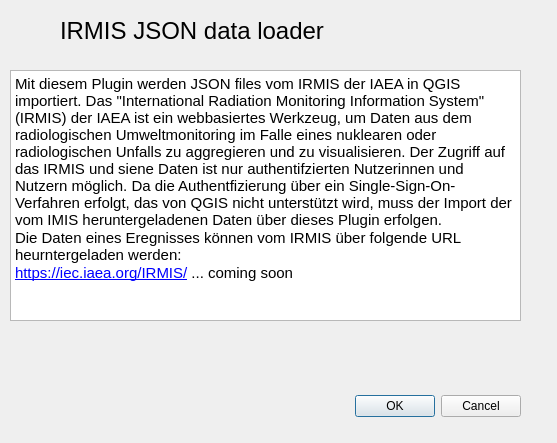
First picture: the form in irmis_json_loader_dialog_base.ui, repository OpenBfS/irmis_json_loader, before the edit.
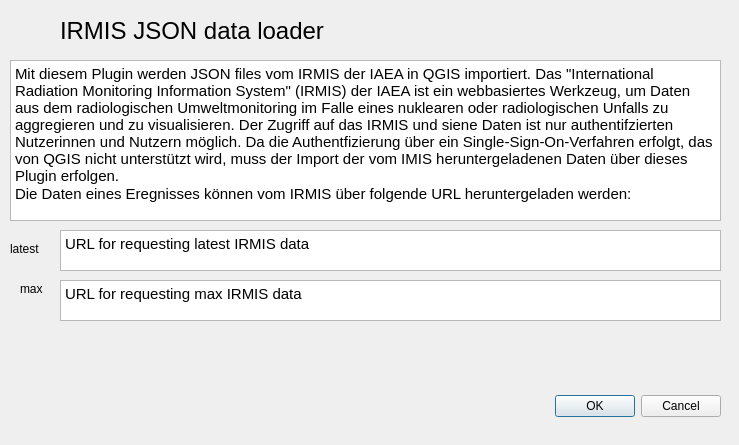
Second picture: the form after the edit. Custom widgets are drawn as their Qt base class.

Patch:
```diff
--- a/irmis_json_loader_dialog_base.ui
+++ b/irmis_json_loader_dialog_base.ui
@@ -6,8 +6,8 @@
    <rect>
     <x>0</x>
     <y>0</y>
-    <width>557</width>
-    <height>443</height>
+    <width>739</width>
+    <height>445</height>
    </rect>
   </property>
   <property name="windowTitle">
@@ -16,7 +16,7 @@
   <widget class="QDialogButtonBox" name="button_box">
    <property name="geometry">
     <rect>
-     <x>180</x>
+     <x>380</x>
      <y>390</y>
      <width>341</width>
      <height>32</height>
@@ -54,9 +54,9 @@
    <property name="geometry">
     <rect>
      <x>10</x>
-     <y>70</y>
-     <width>511</width>
-     <height>251</height>
+     <y>60</y>
+     <width>711</width>
+     <height>161</height>
     </rect>
    </property>
    <property name="html">
@@ -65,8 +65,7 @@
 p, li { white-space: pre-wrap; }
 &lt;/style&gt;&lt;/head&gt;&lt;body style=&quot; font-family:'Ubuntu'; font-size:11pt; font-weight:400; font-style:normal;&quot;&gt;
 &lt;p style=&quot; margin-top:0px; margin-bottom:0px; margin-left:0px; margin-right:0px; -qt-block-indent:0; text-indent:0px;&quot;&gt;Mit diesem Plugin werden JSON files vom IRMIS der IAEA in QGIS importiert. Das &amp;quot;International Radiation Monitoring Information System&amp;quot; (IRMIS) der IAEA ist ein webbasiertes Werkzeug, um Daten aus dem radiologischen Umweltmonitoring im Falle eines nuklearen oder radiologischen Unfalls zu aggregieren und zu visualisieren. Der Zugriff auf das IRMIS und siene Daten ist nur authentifzierten Nutzerinnen und Nutzern möglich. Da die Authentfizierung über ein Single-Sign-On-Verfahren erfolgt, das von QGIS nicht unterstützt wird, muss der Import der vom IMIS heruntergeladenen Daten über dieses Plugin erfolgen.&lt;/p&gt;
-&lt;p style=&quot; margin-top:0px; margin-bottom:0px; margin-left:0px; margin-right:0px; -qt-block-indent:0; text-indent:0px;&quot;&gt;Die Daten eines Eregnisses können vom IRMIS über folgende URL heurntergeladen werden:&lt;/p&gt;
-&lt;p style=&quot; margin-top:0px; margin-bottom:0px; margin-left:0px; margin-right:0px; -qt-block-indent:0; text-indent:0px;&quot;&gt;&lt;a href=&quot;https://iec.iaea.org/IRMIS/&quot;&gt;&lt;span style=&quot; text-decoration: underline; color:#0000ff;&quot;&gt;https://iec.iaea.org/IRMIS/&lt;/span&gt;&lt;/a&gt; ... coming soon&lt;/p&gt;&lt;/body&gt;&lt;/html&gt;</string>
+&lt;p style=&quot; margin-top:0px; margin-bottom:0px; margin-left:0px; margin-right:0px; -qt-block-indent:0; text-indent:0px;&quot;&gt;Die Daten eines Eregnisses können vom IRMIS über folgende URL heruntergeladen werden:&lt;/p&gt;&lt;/body&gt;&lt;/html&gt;</string>
    </property>
    <property name="openExternalLinks">
     <bool>true</bool>
@@ -77,7 +76,7 @@
     <rect>
      <x>10</x>
      <y>340</y>
-     <width>511</width>
+     <width>711</width>
      <height>27</height>
     </rect>
    </property>
@@ -85,6 +84,78 @@
     <bool>true</bool>
    </property>
   </widget>
+  <widget class="QLabel" name="label_2">
+   <property name="geometry">
+    <rect>
+     <x>10</x>
+     <y>240</y>
+     <width>67</width>
+     <height>17</height>
+    </rect>
+   </property>
+   <property name="text">
+    <string>latest</string>
+   </property>
+  </widget>
+  <widget class="QLabel" name="label_3">
+   <property name="geometry">
+    <rect>
+     <x>20</x>
+     <y>280</y>
+     <width>31</width>
+     <height>17</height>
+    </rect>
+   </property>
+   <property name="text">
+    <string>max</string>
+   </property>
+  </widget>
+  <widget class="QTextBrowser" name="textBrowser_latest">
+   <property name="geometry">
+    <rect>
+     <x>60</x>
+     <y>230</y>
+     <width>661</width>
+     <height>41</height>
+    </rect>
+   </property>
+   <property name="html">
+    <string>&lt;!DOCTYPE HTML PUBLIC &quot;-//W3C//DTD HTML 4.0//EN&quot; &quot;http://www.w3.org/TR/REC-html40/strict.dtd&quot;&gt;
+&lt;html&gt;&lt;head&gt;&lt;meta name=&quot;qrichtext&quot; content=&quot;1&quot; /&gt;&lt;style type=&quot;text/css&quot;&gt;
+p, li { white-space: pre-wrap; }
+&lt;/style&gt;&lt;/head&gt;&lt;body style=&quot; font-family:'Ubuntu'; font-size:11pt; font-weight:400; font-style:normal;&quot;&gt;
+&lt;p style=&quot; margin-top:0px; margin-bottom:0px; margin-left:0px; margin-right:0px; -qt-block-indent:0; text-indent:0px;&quot;&gt;URL for requesting latest IRMIS data&lt;/p&gt;&lt;/body&gt;&lt;/html&gt;</string>
+   </property>
+   <property name="openExternalLinks">
+    <bool>true</bool>
+   </property>
+   <property name="openLinks">
+    <bool>true</bool>
+   </property>
+  </widget>
+  <widget class="QTextBrowser" name="textBrowser_max">
+   <property name="geometry">
+    <rect>
+     <x>60</x>
+     <y>280</y>
+     <width>661</width>
+     <height>41</height>
+    </rect>
+   </property>
+   <property name="html">
+    <string>&lt;!DOCTYPE HTML PUBLIC &quot;-//W3C//DTD HTML 4.0//EN&quot; &quot;http://www.w3.org/TR/REC-html40/strict.dtd&quot;&gt;
+&lt;html&gt;&lt;head&gt;&lt;meta name=&quot;qrichtext&quot; content=&quot;1&quot; /&gt;&lt;style type=&quot;text/css&quot;&gt;
+p, li { white-space: pre-wrap; }
+&lt;/style&gt;&lt;/head&gt;&lt;body style=&quot; font-family:'Ubuntu'; font-size:11pt; font-weight:400; font-style:normal;&quot;&gt;
+&lt;p style=&quot; margin-top:0px; margin-bottom:0px; margin-left:0px; margin-right:0px; -qt-block-indent:0; text-indent:0px;&quot;&gt;URL for requesting max IRMIS data&lt;/p&gt;&lt;/body&gt;&lt;/html&gt;</string>
+   </property>
+   <property name="openExternalLinks">
+    <bool>true</bool>
+   </property>
+   <property name="openLinks">
+    <bool>false</bool>
+   </property>
+  </widget>
  </widget>
  <customwidgets>
   <customwidget>
```
